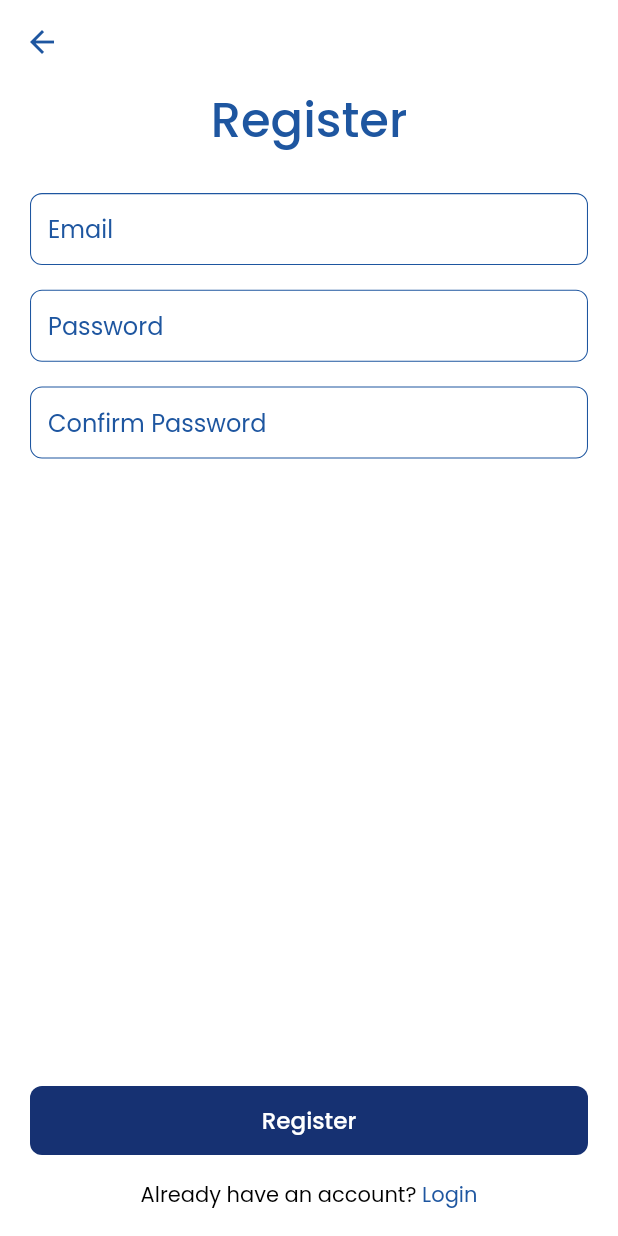
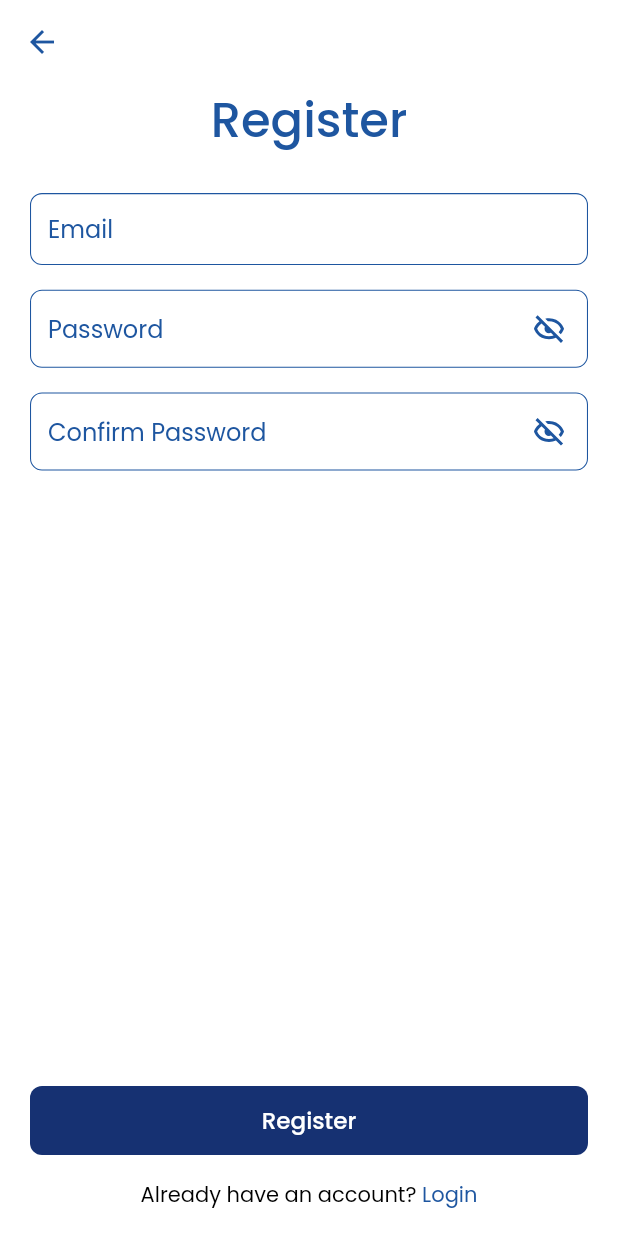
Before and after one commit to renankanu/app_todo, a Flutter app: the screen it shows after launch, after a tap on "Register", on a phone screen of 412 x 824 dp. Run offline on Flutter 3.47's test engine with Material 2 defaults, Android fonts, the phone set to English and light mode, and no system bars; our stand-ins replace cloud_firestore, firebase_auth, firebase_core, flutter_svg; accounts and stored records are empty; network calls fail.

Commit message:
Refactor - Add icon show and hide passwrod

```diff
--- a/lib/app/screens/register/register_screen.dart
+++ b/lib/app/screens/register/register_screen.dart
@@ -36,8 +36,7 @@ class _RegisterScreenState extends State<RegisterScreen> {
           if (snapshot.connectionState == ConnectionState.done) {
             return Scaffold(
               appBar: AppBar(),
-              body: Container(
-                height: double.infinity,
+              body: SafeArea(
                 child: Padding(
                   padding: const EdgeInsets.symmetric(horizontal: 20),
                   child: Builder(
--- a/lib/app/widgets/rounded_password_field.dart
+++ b/lib/app/widgets/rounded_password_field.dart
@@ -1,6 +1,8 @@
+import 'package:app_todo/constants.dart';
 import 'package:flutter/material.dart';
+import 'package:flutter_svg/svg.dart';
 
-class RoundedPasswordField extends StatelessWidget {
+class RoundedPasswordField extends StatefulWidget {
   final String hintText;
   final TextEditingController controller;
   const RoundedPasswordField({
@@ -10,12 +12,49 @@ class RoundedPasswordField extends StatelessWidget {
   }) : super(key: key);
 
   @override
+  _RoundedPasswordFieldState createState() => _RoundedPasswordFieldState();
+}
+
+class _RoundedPasswordFieldState extends State<RoundedPasswordField> {
+  bool _passwordVisible;
+  @override
+  void initState() {
+    _passwordVisible = false;
+    super.initState();
+  }
+
+  @override
   Widget build(BuildContext context) {
+    final Size size = MediaQuery.of(context).size;
     return TextFormField(
-      obscureText: true,
-      controller: controller,
+      obscureText: !_passwordVisible,
+      controller: widget.controller,
       decoration: InputDecoration(
-        hintText: hintText,
+        hintText: widget.hintText,
+        suffixIcon: GestureDetector(
+          onTap: () {
+            setState(
+              () {
+                _passwordVisible = !_passwordVisible;
+              },
+            );
+          },
+          child: _passwordVisible
+              ? Padding(
+                  padding: const EdgeInsets.all(14.0),
+                  child: SvgPicture.asset(
+                    "assets/icons/show.svg",
+                    color: kMatisse,
+                  ),
+                )
+              : Padding(
+                  padding: const EdgeInsets.all(14.0),
+                  child: SvgPicture.asset(
+                    "assets/icons/hide.svg",
+                    color: kMatisse,
+                  ),
+                ),
+        ),
       ),
     );
   }
```
Also changed, not shown: assets/icons/hide.svg (added), assets/icons/show.svg (added).
